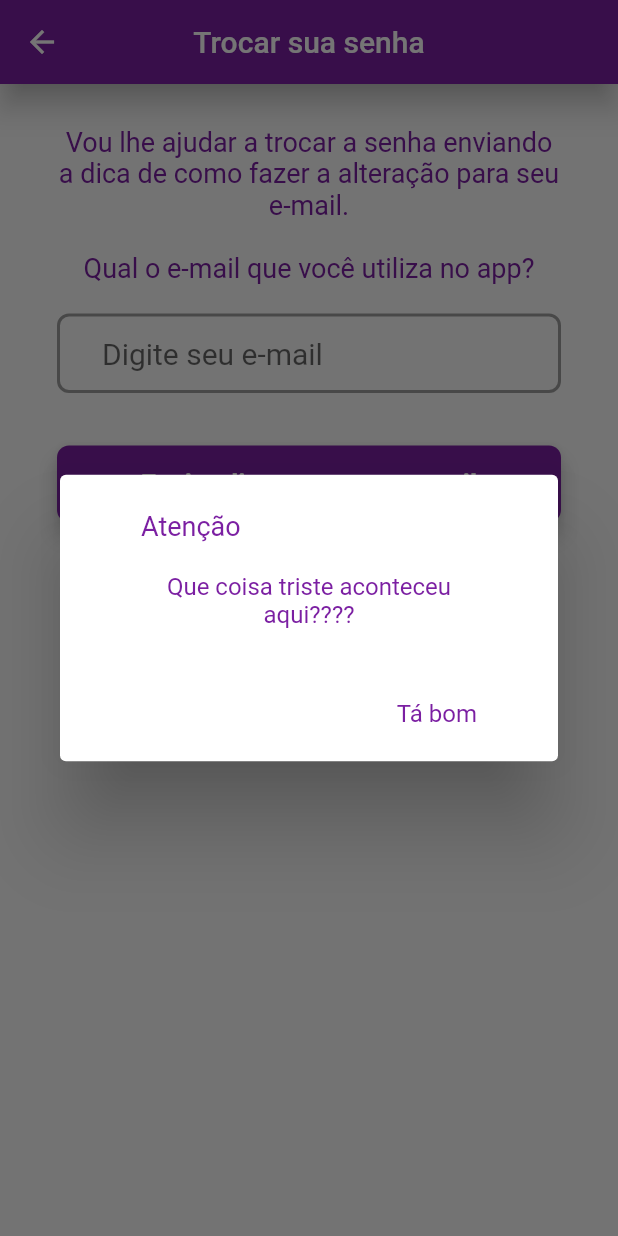
After one commit to dbirkheuer/controle_financeiro, a Flutter app: the RecuperacaoSenhaScreen screen opened directly, after a tap on "Enviar dica para este e-mail", on a phone screen of 412 x 824 dp. The commit adds this screen. Run offline on Flutter 3.47's test engine with Material 2 defaults, Android fonts, the phone set to English and light mode, and no system bars; our stand-ins replace carousel_slider; Roboto replaces fonts that are missing (Montserrat).

Commit message:
Implemnetação da tela de criação de usuário e recuperação de senha

```diff
--- /dev/null
+++ b/lib/negocio/alertas/Mensagem.dart
@@ -0,0 +1,12 @@
+import 'package:controle_financeiro/widgets/alertDialog_widgets.dart';
+import 'package:flutter/cupertino.dart';
+
+class Mensagem {
+  static void exibirMensagem(BuildContext context, String mensagem) {
+    showOkAlertDialog(context, "Atenção", mensagem);
+  }
+
+  static void exibirError(BuildContext context, String error) {
+    showOkAlertDialog(context, "Atenção", error);
+  }
+}
--- /dev/null
+++ b/lib/negocio/firebase/firebase_auth.dart
@@ -0,0 +1,10 @@
+class FirebaseAuth {
+  Future<String> cadastrarNovoUsuario(
+      String nome, String email, String senha) async {
+    throw ("Que coisa triste aconteceu aqui????");
+  }
+
+  Future<String> recupararSenha(String email) async {
+    throw ("Que coisa triste aconteceu aqui????");
+  }
+}
--- /dev/null
+++ b/lib/screens/recuperacao_senha_screen.dart
@@ -0,0 +1,60 @@
+import 'package:controle_financeiro/negocio/alertas/Mensagem.dart';
+import 'package:controle_financeiro/negocio/firebase/firebase_auth.dart';
+import 'package:controle_financeiro/screens/login_screen.dart';
+import 'package:controle_financeiro/widgets/appbar_widgets.dart';
+import 'package:controle_financeiro/widgets/container_button_widget.dart';
+import 'package:controle_financeiro/widgets/container_text_widget.dart';
+import 'package:controle_financeiro/widgets/container_textfield_widgets.dart';
+import 'package:flutter/material.dart';
+
+class RecuperacaoSenhaScreen extends StatefulWidget {
+  @override
+  _RecuperacaoSenhaScreenState createState() => _RecuperacaoSenhaScreenState();
+}
+
+class _RecuperacaoSenhaScreenState extends State<RecuperacaoSenhaScreen> {
+  FirebaseAuth auth = FirebaseAuth();
+
+  @override
+  Widget build(BuildContext context) {
+    MyTextContainerWidget contDescricao = MyTextContainerWidget(
+        texto:
+            "Vou lhe ajudar a trocar a senha enviando a dica de como fazer a alteração "
+            "para seu e-mail.\n\nQual o e-mail que você utiliza no app?");
+
+    MyTextfieldContainerWidget contEmail =
+        MyTextfieldContainerWidget(hint: "Digite seu e-mail");
+
+    MyButtonContainerWidget contButtonEnviarEmail = MyButtonContainerWidget(
+        titulo: "Enviar dica para este e-mail",
+        onPressed: () {
+          auth
+              .recupararSenha(contEmail.getText())
+              .then((value) => () {
+                    Navigator.push(context,
+                        MaterialPageRoute(builder: (context) => LoginScreen()));
+                  })
+              .catchError((error) => {Mensagem.exibirError(context, error)});
+        });
+
+    return Scaffold(
+      appBar: MyAppBarWidgets.padrao("Trocar sua senha"),
+      body: ListView(
+        padding: const EdgeInsets.all(8),
+        children: <Widget>[
+          Column(
+            crossAxisAlignment: CrossAxisAlignment.center,
+            mainAxisAlignment: MainAxisAlignment.start,
+            children: <Widget>[
+              SizedBox(height: 20),
+              contDescricao,
+              SizedBox(height: 20),
+              contEmail,
+              contButtonEnviarEmail,
+            ],
+          ),
+        ],
+      ),
+    );
+  }
+}
--- /dev/null
+++ b/lib/widgets/alertDialog_widgets.dart
@@ -0,0 +1,64 @@
+import 'package:controle_financeiro/widgets/container_text_widget.dart';
+import 'package:flutter/material.dart';
+
+showOkAlertDialog(BuildContext context, String titulo, String texto) {
+  // configura o button
+  Widget okButton = FlatButton(
+    child: MyTextContainerWidget(
+      texto: "Tá bom",
+      tamanhoFonte: 16,
+    ),
+    onPressed: () {
+      Navigator.pop(context);
+    },
+  );
+  // configura o  AlertDialog
+  AlertDialog alerta = AlertDialog(
+    title: MyTextContainerWidget(
+      texto: titulo,
+      textAlign: TextAlign.left,
+      tamanhoFonte: 18,
+    ),
+    content: MyTextContainerWidget(
+      texto: texto,
+      tamanhoFonte: 16,
+    ),
+    actions: [
+      okButton,
+    ],
+  );
+  // exibe o dialog
+  showDialog(
+    context: context,
+    builder: (BuildContext context) {
+      return alerta;
+    },
+  );
+}
+
+showConfirmAlertDialog(BuildContext context) {
+  Widget cancelaButton = FlatButton(
+    child: Text("Cancelar"),
+    onPressed: () {},
+  );
+  Widget continuaButton = FlatButton(
+    child: Text("Continar"),
+    onPressed: () {},
+  );
+  //configura o AlertDialog
+  AlertDialog alert = AlertDialog(
+    title: Text("AlertDialog"),
+    content: Text("Deseja continuar aprendendo Flutter ?"),
+    actions: [
+      cancelaButton,
+      continuaButton,
+    ],
+  );
+  //exibe o diálogo
+  showDialog(
+    context: context,
+    builder: (BuildContext context) {
+      return alert;
+    },
+  );
+}
--- a/lib/widgets/appbar_widgets.dart
+++ b/lib/widgets/appbar_widgets.dart
@@ -6,7 +6,8 @@ class MyAppBarWidgets {
     return AppBar(
       elevation: 8,
       backgroundColor: MyColor.lilas,
-      title: Text("Criando seu controle Financeiro"),
+      title: Text(titulo),
+      centerTitle: true,
     );
   }
 
@@ -15,7 +16,7 @@ class MyAppBarWidgets {
       elevation: 8,
       actions: actions,
       backgroundColor: MyColor.lilas,
-      title: Text("Criando seu controle Financeiro"),
+      title: Text(titulo),
     );
   }
 }
--- a/lib/widgets/container_button_widget.dart
+++ b/lib/widgets/container_button_widget.dart
@@ -6,8 +6,10 @@ class MyButtonContainerWidget extends Container {
   String titulo;
   Function onPressed;
   bool inverse;
+  bool colarNaWidgetDeCima;
+  TextAlign textAlign;
 
-  MyButtonContainerWidget({this.titulo, this.onPressed, this.inverse = false});
+  MyButtonContainerWidget({this.titulo, this.onPressed, this.inverse = false, this.colarNaWidgetDeCima = false, this.textAlign = TextAlign.center});
 
   @override
   Widget build(BuildContext context) {
@@ -23,12 +25,12 @@ class MyButtonContainerWidget extends Container {
             onPressed.call();
           },
           child: Text(titulo,
-              textAlign: TextAlign.center,
+              textAlign: this.textAlign,
               style: MyStyle.padrao()
                   .copyWith(fontSize: this.inverse ? 16 : 18, color: this.inverse ? MyColor.lilas : Colors.white, fontWeight: FontWeight.bold)),
         ),
       ),
-      margin: const EdgeInsets.only(top: 35, left: 30.0, right: 30.0),
+      margin: this.colarNaWidgetDeCima ? null : const EdgeInsets.only(top: 35, left: 30.0, right: 30.0),
     );
   }
 }
--- a/lib/widgets/container_text_widget.dart
+++ b/lib/widgets/container_text_widget.dart
@@ -25,7 +25,7 @@ class MyTextContainerWidget extends Container {
             fontSize: this.tamanhoFonte,
             color: this.corFonte,
             fontWeight: fontWeight),
-        textAlign: TextAlign.center,
+        textAlign: this.textAlign,
       ),
       margin: const EdgeInsets.only(left: 30.0, right: 30.0),
     );
```
Also changed, not shown: lib/screens/cadastro_usuario_screen.dart (+43 -14 lines), lib/screens/login_screen.dart (+22 -3 lines), lib/widgets/container_textfield_widgets.dart (+5 -5 lines).
